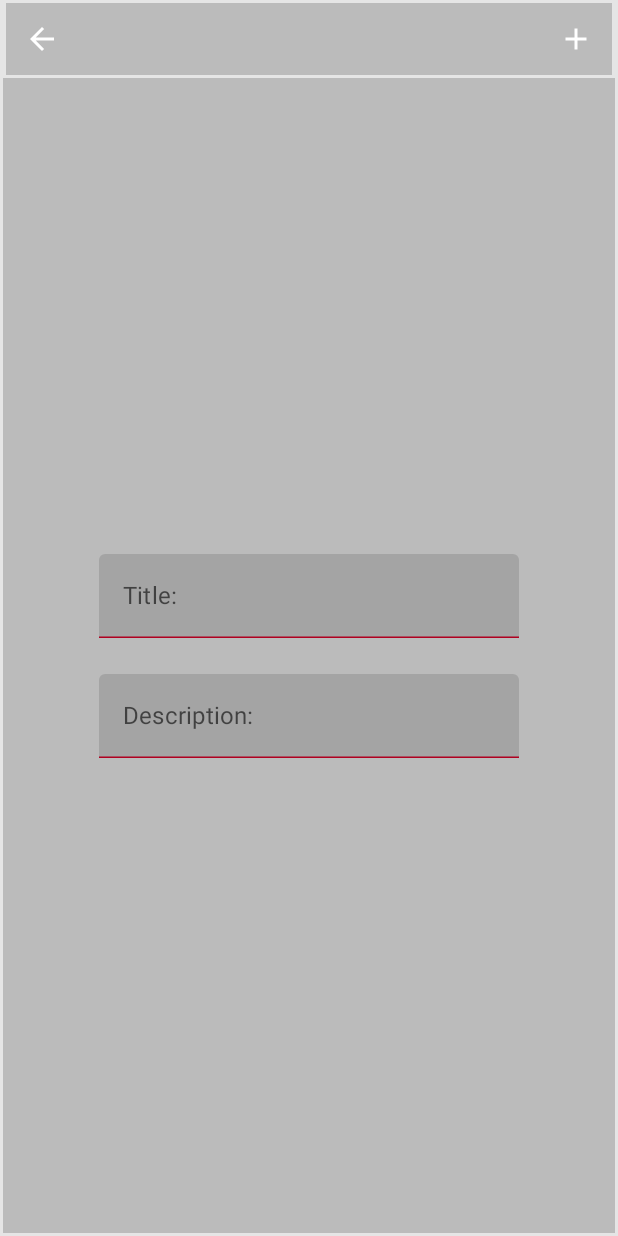
After one commit to spiritofenergy/MyNotes, an Android app built with Jetpack Compose: the AddScreen screen opened through its navigation route, on a phone screen of 412 x 824 dp. The commit adds this screen. Run offline under Robolectric (Android 15) with nearby library versions, the phone set to English and light mode, and no system bars; our stand-ins replace Dagger/Hilt's generated code, Room's generated code, livedata-compose.

Commit message:
Initial commit

```diff
--- a/app/src/main/AndroidManifest.xml
+++ b/app/src/main/AndroidManifest.xml
@@ -1,8 +1,11 @@
 <?xml version="1.0" encoding="utf-8"?>
 <manifest xmlns:android="http://schemas.android.com/apk/res/android"
     xmlns:tools="http://schemas.android.com/tools">
+    <uses-permission android:name="android.permission.INTERNET"/>
+
 
     <application
+        android:name=".di.NoteApp"
         android:allowBackup="true"
         android:dataExtractionRules="@xml/data_extraction_rules"
         android:fullBackupContent="@xml/backup_rules"
@@ -13,7 +16,7 @@
         android:theme="@style/Theme.MyNotes"
         tools:targetApi="31">
         <activity
-            android:name=".MainActivity"
+            android:name=".presentation.MainActivity"
             android:exported="true"
             android:label="@string/app_name"
             android:theme="@style/Theme.MyNotes">
--- a/app/src/main/java/com/kodex/mynotes/data/local/dao/AppDataBase.kt
+++ b/app/src/main/java/com/kodex/mynotes/data/local/dao/AppDataBase.kt
@@ -1,10 +1,11 @@
 package com.kodex.mynotes.data.local.dao
 
 import androidx.room.Database
+import androidx.room.RoomDatabase
 import com.kodex.mynotes.data.local.NoteRepositoryImpl
 import com.kodex.mynotes.domain.model.Note
 
 @Database(entities = [Note::class], version = 1)
- abstract class AppDataBase{
+ abstract class AppDataBase: RoomDatabase(){
      abstract fun noteDao(): NoteRepositoryImpl
  }
--- /dev/null
+++ b/app/src/main/java/com/kodex/mynotes/di/DataBaseModel.kt
@@ -0,0 +1,29 @@
+package com.kodex.mynotes.di
+
+import android.content.Context
+import androidx.room.Room
+import com.kodex.mynotes.data.local.NoteRepositoryImpl
+import com.kodex.mynotes.data.local.dao.AppDataBase
+import dagger.Module
+import dagger.Provides
+import dagger.hilt.InstallIn
+import dagger.hilt.android.qualifiers.ApplicationContext
+import dagger.hilt.components.SingletonComponent
+import javax.inject.Singleton
+
+@InstallIn(SingletonComponent::class)
+@Module
+class DataBaseModel  {
+    @Provides
+    fun provideAppDatabase (@ApplicationContext appContext: Context): AppDataBase {
+        return Room.databaseBuilder(
+            appContext,
+            AppDataBase::class.java,
+            "notes_database"
+        ).build()
+    }
+    @Provides
+    fun provideNoteDao (appDataBase: AppDataBase): NoteRepositoryImpl{
+        return appDataBase.noteDao()
+    }
+}
--- a/app/src/main/java/com/kodex/mynotes/domain/usecases/AddNoteUseCase.kt
+++ b/app/src/main/java/com/kodex/mynotes/domain/usecases/AddNoteUseCase.kt
@@ -1,10 +1,13 @@
 package com.kodex.mynotes.domain.usecases
 
+import androidx.compose.ui.platform.LocalContext
 import com.kodex.mynotes.domain.model.Note
 import com.kodex.mynotes.domain.repository.NoteRepository
 import javax.inject.Inject
 
 class AddNoteUseCase @Inject constructor(private val noteRepository: NoteRepository) {
+
     suspend operator fun invoke(note: Note) = noteRepository.insertNote(note = note)
 
+
 }
--- a/app/src/main/java/com/kodex/mynotes/presentation/MainActivity.kt
+++ b/app/src/main/java/com/kodex/mynotes/presentation/MainActivity.kt
@@ -10,27 +10,35 @@ import androidx.compose.material.Text
 import androidx.compose.runtime.Composable
 import androidx.compose.ui.Modifier
 import androidx.compose.ui.tooling.preview.Preview
+import androidx.navigation.compose.rememberNavController
+import com.kodex.mynotes.presentation.navigation.Screens
+import com.kodex.mynotes.presentation.navigation.SetupNavHost
 import com.kodex.mynotes.presentation.ui.theme.MyNotesTheme
+import dagger.hilt.android.AndroidEntryPoint
 
+@AndroidEntryPoint
 class MainActivity : ComponentActivity() {
     override fun onCreate(savedInstanceState: Bundle?) {
         super.onCreate(savedInstanceState)
         setContent {
+            val navController = rememberNavController()
             MyNotesTheme {
                 // A surface container using the 'background' color from the theme
                 Surface(modifier = Modifier.fillMaxSize(),
-                    color = MaterialTheme.colors.background) {
+                    color = MaterialTheme.colors.background)
+                {
+                    SetupNavHost(navController = navController)
                 }
             }
         }
     }
 }
 
-
-
+/*
 @Preview(showBackground = true)
 @Composable
 fun DefaultPreview() {
     MyNotesTheme {
+        Screens.MainScreen
     }
-}
+}*/
--- /dev/null
+++ b/app/src/main/java/com/kodex/mynotes/presentation/navigation/SetupNavHost.kt
@@ -0,0 +1,34 @@
+package com.kodex.mynotes.presentation.navigation
+
+ import androidx.compose.runtime.Composable
+ import androidx.navigation.NavHostController
+ import androidx.navigation.NavType
+ import androidx.navigation.compose.NavHost
+ import androidx.navigation.compose.composable
+ import androidx.navigation.navArgument
+ import com.kodex.mynotes.presentation.screens.AddScreen
+ import com.kodex.mynotes.presentation.screens.DetailScreen
+ import com.kodex.mynotes.presentation.screens.MainScreen
+
+
+sealed class Screens (val route: String){
+    object MainScreen:Screens(route = "main_screen")
+    object DetailsScreen:Screens(route = "detail_screen")
+    object AddScreen:Screens(route = "add_screen")
+}
+@Composable
+fun  SetupNavHost(navController : NavHostController) {
+       NavHost(navController = navController,
+       startDestination = Screens.MainScreen.route
+       ){
+composable(route = Screens.MainScreen.route){
+  MainScreen(navController =  navController)
+}
+composable(route = Screens.AddScreen.route){
+    AddScreen(navController =  navController)
+}
+composable(route = Screens.DetailsScreen.route + "/{id}", arguments = listOf(navArgument("id"){type = NavType.StringType})){
+    DetailScreen(navController =  navController, it.arguments?.getString("id"))
+                }
+       }
+}
--- /dev/null
+++ b/app/src/main/java/com/kodex/mynotes/presentation/screens/AddScreen.kt
@@ -0,0 +1,144 @@
+package com.kodex.mynotes.presentation.screens
+
+import android.annotation.SuppressLint
+import android.util.Log
+import androidx.compose.foundation.background
+import androidx.compose.foundation.clickable
+import androidx.compose.foundation.layout.*
+import androidx.compose.foundation.shape.RoundedCornerShape
+import androidx.compose.material.Icon
+import androidx.compose.material.Scaffold
+import androidx.compose.material.Text
+import androidx.compose.material.TextField
+import androidx.compose.material.icons.Icons
+import androidx.compose.material.icons.filled.Add
+import androidx.compose.material.icons.filled.ArrowBack
+import androidx.compose.runtime.*
+import androidx.compose.runtime.saveable.rememberSaveable
+import androidx.compose.ui.Alignment
+import androidx.compose.ui.Modifier
+import androidx.compose.ui.draw.clip
+import androidx.compose.ui.graphics.Color
+import androidx.compose.ui.graphics.toArgb
+import androidx.compose.ui.tooling.preview.Preview
+import androidx.compose.ui.unit.dp
+import androidx.hilt.navigation.compose.hiltViewModel
+import androidx.navigation.NavHostController
+import androidx.navigation.compose.rememberNavController
+import com.kodex.mynotes.domain.model.Note
+import com.kodex.mynotes.presentation.navigation.Screens
+import com.kodex.mynotes.presentation.ui.theme.MyNotesTheme
+import com.kodex.mynotes.presentation.ui.theme.backgroundColor
+import java.util.Random
+
+@SuppressLint("UnusedMaterialScaffoldPaddingParameter")
+@Composable
+fun AddScreen(navController: NavHostController) {
+    val viewModel = hiltViewModel<AddViewModel>()
+    val isButtonEnabled by remember { mutableStateOf(false)
+    }
+
+    var title by rememberSaveable {mutableStateOf("")}
+    var description by rememberSaveable {mutableStateOf("")}
+    val color: Int = Color(
+        Random().nextInt(256),
+        Random().nextInt(256),
+        Random().nextInt(256),
+    ).toArgb()
+    Scaffold(modifier = Modifier.background(Color(color = color)),
+        topBar = {
+
+            Row(
+                verticalAlignment = Alignment.CenterVertically,
+                horizontalArrangement = Arrangement.SpaceBetween,
+                modifier = Modifier
+                    .padding(top = 2.dp)
+                    .fillMaxWidth()
+                    .height(48.dp)
+                    .padding(horizontal = 4.dp)
+                    .background(Color(color = color))
+            ) {
+                Box(
+                    modifier = Modifier
+                        .width(48.dp)
+                        .height(48.dp)
+                        .clip(RoundedCornerShape(15.dp))
+                        .clickable {
+                            navController.navigate(Screens.MainScreen.route)
+                        }
+                ) {
+                    Icon(imageVector = Icons.Filled.ArrowBack,
+                        contentDescription = "nav back",
+                        tint = Color.White,
+                        modifier = Modifier
+                            .align(Alignment.Center)
+                    )
+                }
+                Box(
+                    modifier = Modifier
+                        .width(48.dp)
+                        .height(48.dp)
+                        .clip(RoundedCornerShape(15.dp))
+                        .clickable {
+                            viewModel.addNote(
+                                Note(
+                                    title = title,
+                                    content = description,
+                                    backgroundColor = color
+                                )
+                            ) {
+                                Log.d("check", "Note: $title, $description, $backgroundColor")
+                                navController.navigate(Screens.MainScreen.route)
+                            }
+                        },
+
+                ) {
+                    Icon(imageVector = Icons.Filled.Add,
+                        contentDescription = "add note",
+                        tint = Color.White,
+                        modifier = Modifier
+                            .align(Alignment.Center)
+                    )
+                }
+            }
+        }
+    ) {
+        Column(
+            modifier = Modifier
+                .fillMaxSize()
+                .padding(2.dp)
+                .background(Color(color = color)),
+            horizontalAlignment = Alignment.CenterHorizontally,
+            verticalArrangement = Arrangement.Center
+
+        ) {
+            TextField(
+                value = title,
+                isError = title.isEmpty(),
+                onValueChange = {title = it },
+            label = { Text(text = "Title: ")}
+            )
+            TextField(
+                value = description,
+                isError = title.isEmpty(),
+                onValueChange = {description = it },
+            label = { Text(text = "Description: ")},
+                modifier = Modifier.padding(top = 24.dp)
+            )
+        }
+
+    }
+}
+
+
+
+
+
+
+@Preview(showBackground = true)
+@Composable
+fun PrevAddScreen(){
+    MyNotesTheme {
+        AddScreen(rememberNavController())
+    }
+}
--- /dev/null
+++ b/app/src/main/java/com/kodex/mynotes/presentation/screens/AddViewModel.kt
@@ -0,0 +1,23 @@
+package com.kodex.mynotes.presentation.screens
+
+import android.util.Log
+import androidx.lifecycle.ViewModel
+import androidx.lifecycle.viewModelScope
+import com.kodex.mynotes.domain.model.Note
+import com.kodex.mynotes.domain.usecases.AddNoteUseCase
+import dagger.hilt.android.lifecycle.HiltViewModel
+import kotlinx.coroutines.launch
+import javax.inject.Inject
+
+@HiltViewModel
+class AddViewModel @Inject constructor(
+    private val addNoteUseCase: AddNoteUseCase
+) : ViewModel(){
+    fun addNote(note: Note, onSuccess: () -> Unit){
+        viewModelScope.launch {
+            addNoteUseCase.invoke(note = note)
+            Log.d("check", "AddViewModel note: $note")
+            onSuccess()
+        }
+    }
+}
--- /dev/null
+++ b/app/src/main/java/com/kodex/mynotes/presentation/screens/MainScreen.kt
@@ -0,0 +1,107 @@
+package com.kodex.mynotes.presentation.screens
+
+import android.annotation.SuppressLint
+import android.util.Log
+import androidx.compose.foundation.clickable
+import androidx.compose.foundation.layout.*
+import androidx.compose.foundation.lazy.LazyColumn
+import androidx.compose.foundation.lazy.items
+import androidx.compose.foundation.shape.RoundedCornerShape
+import androidx.compose.material.*
+import androidx.compose.material.icons.Icons
+import androidx.compose.material.icons.filled.Add
+import androidx.compose.runtime.Composable
+import androidx.compose.runtime.livedata.observeAsState
+import androidx.compose.ui.Alignment
+import androidx.compose.ui.Modifier
+import androidx.compose.ui.draw.clip
+import androidx.compose.ui.graphics.Color
+import androidx.compose.ui.graphics.toArgb
+import androidx.compose.ui.tooling.preview.Preview
+import androidx.compose.ui.unit.dp
+import androidx.compose.ui.unit.sp
+import androidx.hilt.navigation.compose.hiltViewModel
+import androidx.navigation.NavController
+import androidx.navigation.compose.rememberNavController
+import com.kodex.mynotes.domain.model.Note
+import com.kodex.mynotes.presentation.navigation.Screens
+import com.kodex.mynotes.presentation.ui.theme.MyNotesTheme
+
+
+@SuppressLint("UnusedMaterialScaffoldPaddingParameter")
+@Composable
+fun MainScreen(navController: NavController) {
+
+    val viewModel = hiltViewModel<MainViewModel>()
+    val notes = viewModel.notes.observeAsState(listOf()).value
+    Log.d("check", "Item notes: $notes")
+
+    Scaffold(
+       floatingActionButton = {
+           FloatingActionButton(onClick = {
+          navController.navigate(Screens.AddScreen.route)
+           }) {
+           Icon(imageVector = Icons.Filled.Add, tint = Color.White, contentDescription = "add" )
+       }
+
+       }
+   ) {
+        Column(
+            modifier = Modifier.fillMaxSize()
+        ) {
+            Text(
+                text = "Notes",
+            fontSize = 42.sp,
+            modifier = Modifier
+                .padding(top = 43.dp, start = 24.dp, bottom = 12.dp)
+            )
+            Box{
+                LazyColumn{
+                    items(notes){ note ->
+                        NoteItem(note = note , navController = navController)
+                    }
+                }
+            }
+        }
+   }
+}
+@Composable
+fun NoteItem(note: Note, navController: NavController){
+    Log.d("check", "NoteItem: $note")
+    Card(modifier = Modifier
+        .fillMaxWidth()
+        .padding(vertical = 2.dp, horizontal = 4.dp)
+        .clickable {
+            navController.navigate(Screens.DetailsScreen.route + "/${note.id}")
+        },
+        backgroundColor = Color(note.backgroundColor),
+        elevation = 6.dp){
+
+        Column(
+            modifier = Modifier
+                .fillMaxWidth()
+                .padding(top = 4.dp)
+                .clip(RoundedCornerShape(10.dp))
+
+        ) {
+            Text(
+                text = note.title,
+                fontSize = 25.sp,
+                color = Color(0xFF303030),
+                modifier = Modifier.align(Alignment.CenterHorizontally)
+                    .padding(vertical = 22.dp)
+            )
+
+        }
+    }
+}
+
+
+
+@Preview(showBackground = true)
+@Composable
+fun PrevMainScreen(){
+    MyNotesTheme {
+        MainScreen(rememberNavController())
+    }
+}
--- /dev/null
+++ b/app/src/main/java/com/kodex/mynotes/presentation/screens/MainViewModel.kt
@@ -0,0 +1,46 @@
+package com.kodex.mynotes.presentation.screens
+
+import android.util.Log
+import androidx.compose.ui.graphics.Color
+import androidx.compose.ui.graphics.toArgb
+import androidx.lifecycle.LiveData
+import androidx.lifecycle.ViewModel
+import androidx.lifecycle.viewModelScope
+import androidx.lifecycle.MutableLiveData
+import com.kodex.mynotes.domain.model.Note
+import com.kodex.mynotes.domain.usecases.GetAllNotesUseCase
+import dagger.hilt.android.lifecycle.HiltViewModel
+import kotlinx.coroutines.launch
+import java.util.*
+import javax.inject.Inject
+
+@HiltViewModel
+class MainViewModel @Inject constructor(
+    private val getAllNotesUseCase: GetAllNotesUseCase
+): ViewModel(){
+    private val _notes = MutableLiveData<List<Note>>()
+        val notes: LiveData<List<Note>>
+
+            get() = _notes
+
+
+    init {
+        getAllNotes()
+        Log.d("check", "Item notes getAllNotes: $notes")
+
+    }
+    private fun getAllNotes(){
+        viewModelScope.launch {
+            getAllNotesUseCase.invoke().let {
+                _notes.postValue(it)
+            }
+        }
+    }
+    /*val color: Int = Color(
+        Random().nextInt(256),
+        Random().nextInt(256),
+        Random().nextInt(256),
+    ).toArgb()
+    backgroundColor Int*/
+
+}
--- a/app/src/main/java/com/kodex/mynotes/presentation/ui/theme/Color.kt
+++ b/app/src/main/java/com/kodex/mynotes/presentation/ui/theme/Color.kt
@@ -6,3 +6,6 @@ val Purple200 = Color(0xFFBB86FC)
 val Purple500 = Color(0xFF6200EE)
 val Purple700 = Color(0xFF3700B3)
 val Teal200 = Color(0xFF03DAC5)
+
+val darkGray = Color(0xFF252525)
+val backgroundColor = Color (0xFFE5E5E5)
--- a/app/src/main/java/com/kodex/mynotes/presentation/ui/theme/Theme.kt
+++ b/app/src/main/java/com/kodex/mynotes/presentation/ui/theme/Theme.kt
@@ -9,13 +9,15 @@ import androidx.compose.runtime.Composable
 private val DarkColorPalette = darkColors(
     primary = Purple200,
     primaryVariant = Purple700,
-    secondary = Teal200
+    secondary = darkGray,
+    background = backgroundColor
 )
 
 private val LightColorPalette = lightColors(
     primary = Purple500,
     primaryVariant = Purple700,
-    secondary = Teal200
+    secondary = darkGray,
+    background = backgroundColor
 
     /* Other default colors to override
     background = Color.White,
--- a/build.gradle
+++ b/build.gradle
@@ -4,7 +4,7 @@ buildscript {
     }
 }// Top-level build file where you can add configuration options common to all sub-projects/modules.
 plugins {
-    id 'com.android.application' version '7.3.1' apply false
+    id 'com.android.application' version '7.4.1' apply false
     id 'com.android.library' version '7.4.1' apply false
     id 'org.jetbrains.kotlin.android' version '1.7.20' apply false
     id 'com.google.dagger.hilt.android' version '2.44' apply false
```
Also changed, not shown: app/src/main/java/com/kodex/mynotes/di/NoteApp.kt (added, +8 -0 lines), app/src/main/java/com/kodex/mynotes/presentation/screens/DetailScreen.kt (added, +140 -0 lines), app/src/main/java/com/kodex/mynotes/presentation/screens/DetailViewModel.kt (added, +41 -0 lines), app/src/main/java/com/kodex/mynotes/presentation/ui/components/NoteItem.kt (added, +37 -0 lines).
